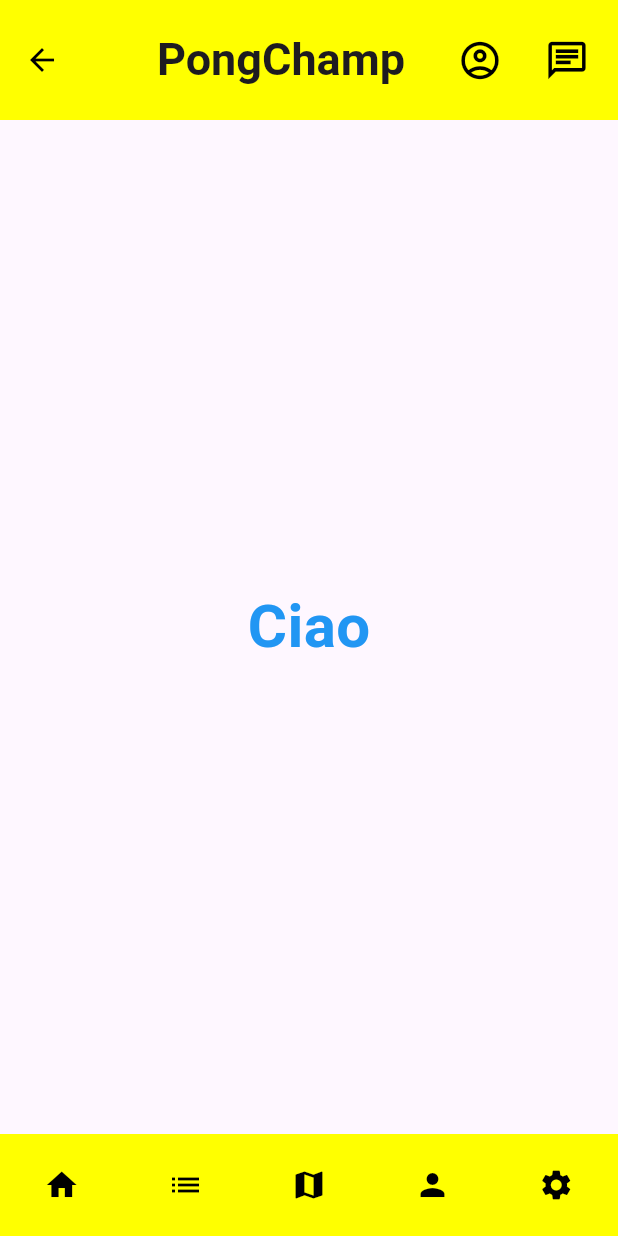
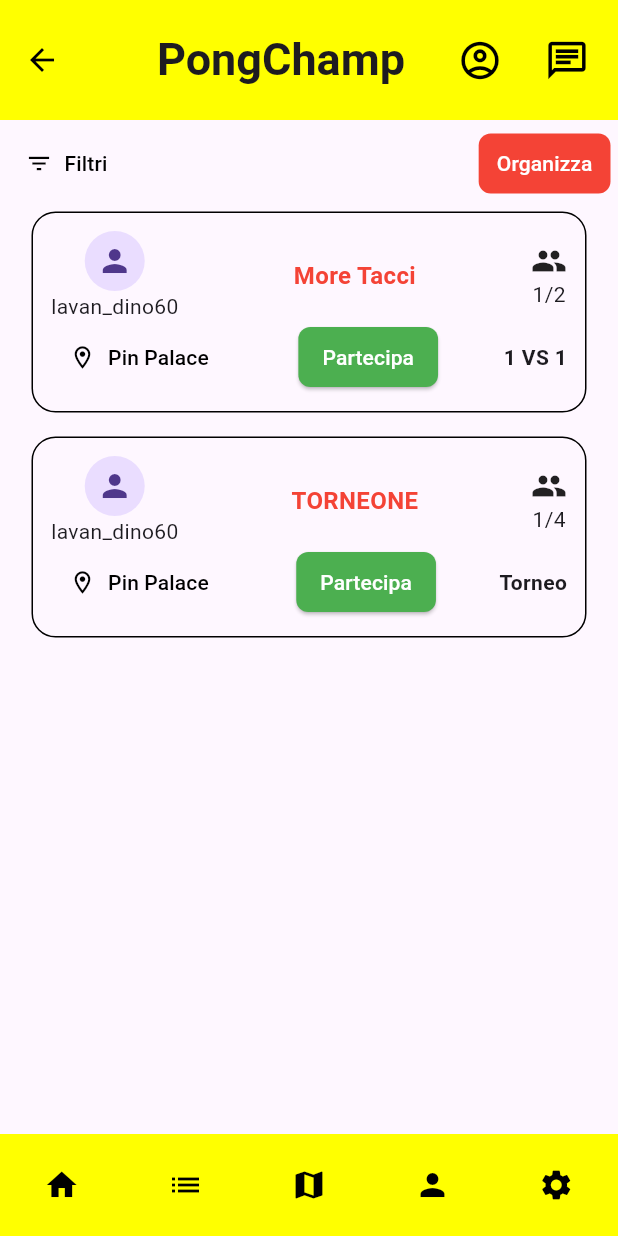
Before and after one commit to francescodig/PongChamp, a Flutter app: the screen it shows after launch, item 2 of the bottom bar chosen, on a phone screen of 412 x 824 dp. Run offline on Flutter 3.47's test engine with Material 3 defaults, Android fonts, the phone set to English and light mode, and no system bars; our stand-ins replace firebase_auth, firebase_core, google_maps_flutter; accounts and stored records are empty.

Commit message:
Prova viewModel Event

```diff
--- /dev/null
+++ b/lib/domain/models/event_model.dart
@@ -0,0 +1,46 @@
+class Event {
+  final String id;
+  final String title;
+  final String location;
+  final String username;
+  final int participants;
+  final int maxParticipants;
+  final String matchType;
+
+  Event({
+    required this.id,
+    required this.title,
+    required this.location,
+    required this.username,
+    required this.participants,
+    required this.maxParticipants,
+    required this.matchType,
+  });
+
+  /// Factory per costruire un Event da JSON (es. da un'API)
+  factory Event.fromJson(Map<String, dynamic> json) {
+    return Event(
+      id: json['id'] as String,
+      username: json['username'] as String,
+      title: json['title'] as String,
+      location: json['location'] as String,
+      participants: json['participants'] as int,
+      maxParticipants: json['maxParticipants'] as int,
+      matchType: json['matchType'] as String,
+    );
+  }
+
+  /// Metodo per convertire un Event in JSON (es. per salvarlo nel DB)
+  Map<String, dynamic> toJson() {
+    return {
+      'id': id,
+      'username': username,
+      'title': title,
+      'location': location,
+      'participants': participants,
+      'maxParticipants': maxParticipants,
+      'matchType': matchType,
+    };
+  }
+
+}
--- a/lib/main.dart
+++ b/lib/main.dart
@@ -7,7 +7,8 @@ import 'ui/pages/viewmodel/login_view_model.dart';
 import 'ui/pages/widgets/login_page.dart';
 import 'data/services/auth_service.dart';
 import 'ui/pages/viewmodel/map_view_model.dart';
-import "ui/pages/view/settings_page.dart";
+import "ui/pages/view/home_page.dart";
+import '/ui/pages/viewmodel/events_view_model.dart';
 
 void main () async {
   WidgetsFlutterBinding.ensureInitialized();
@@ -21,6 +22,7 @@ void main () async {
         ChangeNotifierProvider(create: (_) => RegisterViewModel()),
         ChangeNotifierProvider(create: (context) => LoginViewModel(context.read<AuthService>())),
         ChangeNotifierProvider(create: (_) => MapViewModel()),
+        ChangeNotifierProvider(create: (_) => EventViewModel()..fetchEvents()),
         // altri ViewModel
 
       ],
@@ -29,15 +31,13 @@ void main () async {
   );
 }
 
-
-
 class MyApp extends StatelessWidget {
   @override
   Widget build(BuildContext context) {
     return MaterialApp(
       debugShowCheckedModeBanner: false,
       title: 'Flutter Login',
-      home: SettingsPage(),
+      home: HomePage(),
     );
   }
 }
--- /dev/null
+++ b/lib/ui/pages/view/events_page.dart
@@ -0,0 +1,88 @@
+import 'package:PongChamp/ui/pages/viewmodel/events_view_model.dart';
+import 'package:provider/provider.dart';
+import '/ui/pages/widgets/app_bar.dart';
+import '/ui/pages/widgets/bottom_navbar.dart';
+import '/ui/pages/widgets/custom_card_post.dart';
+import 'package:flutter/material.dart';
+
+class EventsPage extends StatelessWidget {
+
+  @override
+  Widget build(BuildContext context) {
+    final viewModel = context.watch<EventViewModel>();
+
+    if (viewModel.isLoading){
+      return Center(child: CircularProgressIndicator());
+    }
+
+    return Scaffold(
+      appBar: CustomAppBar(
+      ),
+      body:
+        Container(
+        padding: EdgeInsets.fromLTRB(5, 5, 5, 0),
+        child:
+          Column(
+            children: [
+            Row(
+              mainAxisAlignment: MainAxisAlignment.spaceBetween,
+              children: [
+                TextButton.icon(
+                  style: ButtonStyle(
+                    foregroundColor: WidgetStateProperty.all(Colors.black),
+                    shape: WidgetStateProperty.all(
+                      RoundedRectangleBorder(borderRadius: BorderRadius.circular(8)
+                      ),
+                    ),
+                  ),
+                  onPressed: () {},
+                  icon: Icon(Icons.filter_list,color: Colors.black,),
+                  label: Text("Filtri"),
+                  ),
+                TextButton(
+                  style: ButtonStyle(
+                    foregroundColor: WidgetStateProperty.all(Colors.white),
+                    backgroundColor: WidgetStateProperty.all(Colors.red),
+                    shape: WidgetStateProperty.all(
+                      RoundedRectangleBorder(borderRadius: BorderRadius.circular(8)
+                      ),
+                    ),
+                  ),
+                  onPressed: () {},
+                  child: Text("Organizza")
+                  ),
+              ],
+            ),
+            Column(
+              children: [
+                CustomCard(
+                  username: 'lavan_dino60',
+                  eventTitle: 'More Tacci',
+                  location: 'Pin Palace',
+                  participants: 1,
+                  maxParticipants: 2,
+                  matchType: '1 VS 1',
+                  onTapPartecipate: () {
+                    print('Partecipazione inviata!');
+                  },
+                ),
+                CustomCard(
+                  username: 'lavan_dino60',
+                  eventTitle: 'TORNEONE',
+                  location: 'Pin Palace',
+                  participants: 1,
+                  maxParticipants: 4,
+                  matchType: 'Torneo',
+                  onTapPartecipate: () {
+                    print('Partecipazione inviata!');
+                  },
+                ),
+              ],
+            ),
+          ],),
+      ),
+      bottomNavigationBar: CustomNavBar(
+      ),
+    );
+  }
+}
--- a/lib/ui/pages/view/organises_page.dart
+++ /dev/null
@@ -1,25 +0,0 @@
-import 'package:PongChamp/ui/pages/widgets/app_bar.dart';
-import 'package:PongChamp/ui/pages/widgets/bottom_navbar.dart';
-import 'package:flutter/material.dart';
-
-class OrganisesPage extends StatelessWidget {
-  @override
-  Widget build(BuildContext context) {
-    return Scaffold(
-      appBar: CustomAppBar(
-      ),
-      body: Center(
-        child: Text(
-          'Ciao',
-          style: TextStyle(
-            fontSize: 40,
-            fontWeight: FontWeight.bold,
-            color: Colors.blue,
-          ),
-        ),
-      ),
-      bottomNavigationBar: CustomNavBar(
-      ),
-    );
-  }
-}
--- /dev/null
+++ b/lib/ui/pages/viewmodel/events_view_model.dart
@@ -0,0 +1,26 @@
+import '/domain/models/event_model.dart';
+import 'package:flutter/material.dart';
+
+class EventViewModel extends ChangeNotifier {
+  List<Event> _events = [];
+  bool _isLoading = false;
+
+  List<Event> get events => _events;
+  bool get isLoading => _isLoading;
+
+  Future<void> fetchEvents() async {
+    _isLoading = true;
+    notifyListeners();
+
+    // Chiamata API al back-end (mock per ora)
+    _events = await EventService.getEvents();
+
+    _isLoading = false;
+    notifyListeners();
+  }
+
+  void participate(Event event) {
+    // logica partecipazione o chiamata API
+    print("Partecipi a: ${event.title}");
+  }
+}
```
Also changed, not shown: lib/ui/pages/widgets/bottom_navbar.dart (+6 -6 lines).
